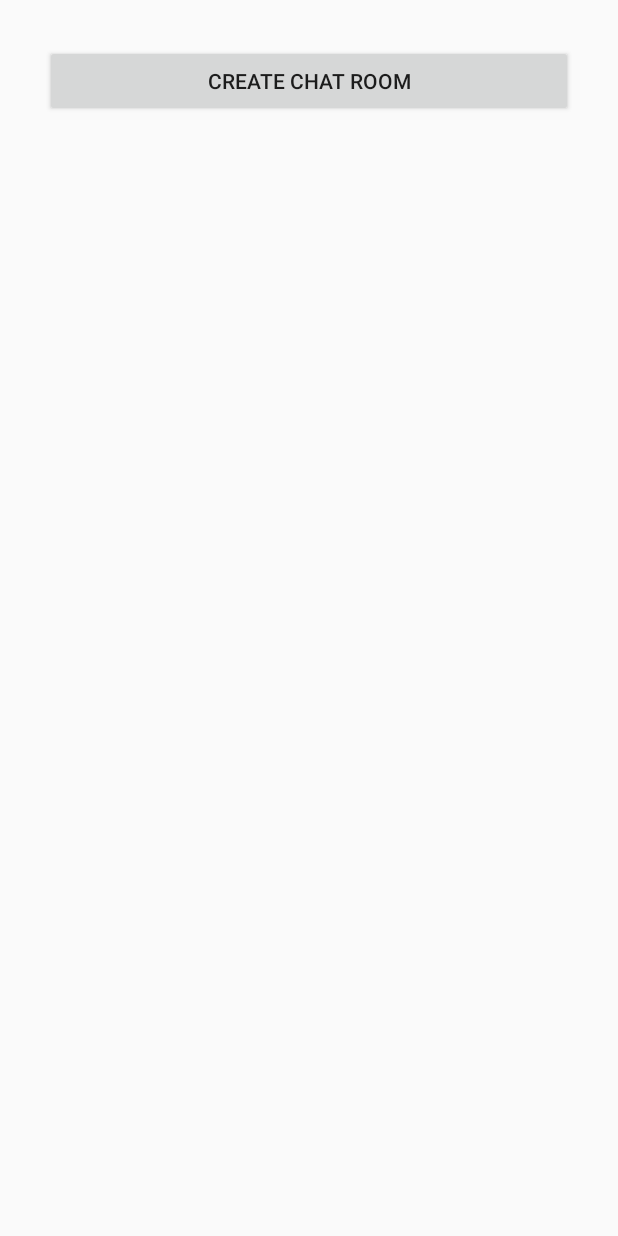
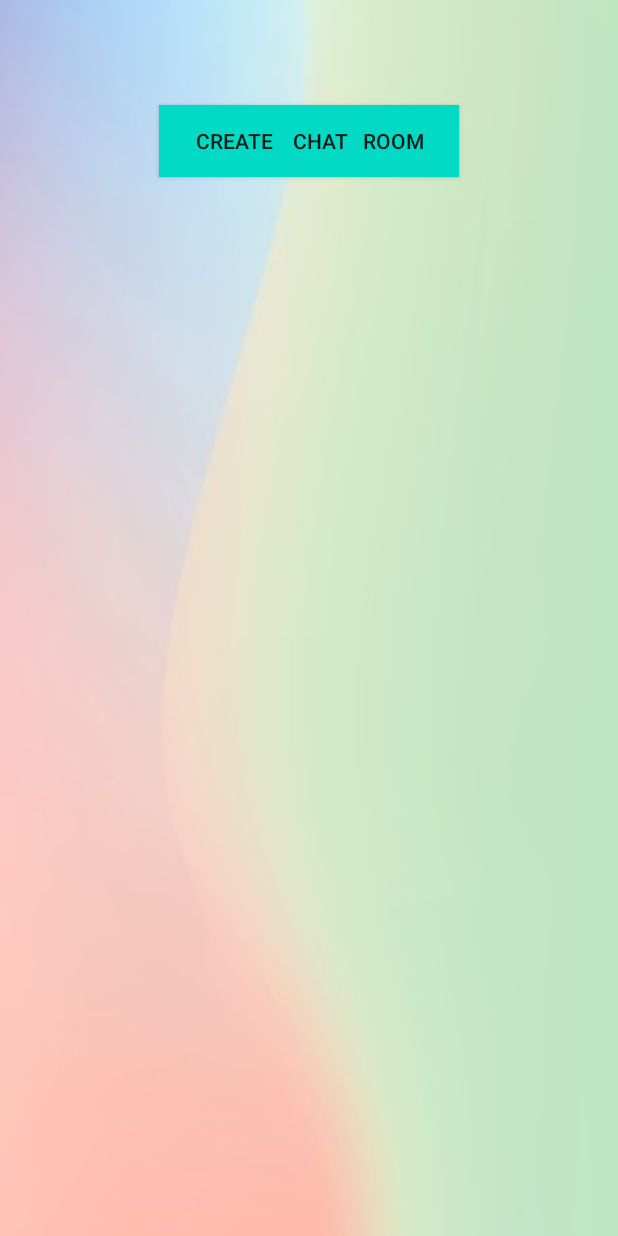
Before and after one commit to vatsalkhemani/Whatsapp, an Android app: the FindUserActivity screen opened directly, with no data from a screen before it, on a phone screen of 412 x 824 dp. Run offline under Robolectric (Android 15) with nearby library versions, the phone set to English and light mode, and no system bars; our stand-ins replace Firebase (no records; nobody signed in at launch, a user with empty details on screens opened directly); 1 statement that could not run was skipped.

Commit message:
UI/UX done for FindUserActivity

```diff
--- a/app/src/main/res/layout/activity_find_user.xml
+++ b/app/src/main/res/layout/activity_find_user.xml
@@ -5,17 +5,22 @@
     android:layout_width="match_parent"
     android:layout_height="match_parent"
     android:orientation="vertical"
-    android:padding="30dp"
+    android:background="@drawable/bg2"
+    android:padding="40dp"
     tools:context=".FindUserActivity">
 
     <Button
-        android:layout_width="match_parent"
+
+        android:layout_marginTop="30dp"
+        android:layout_width="200dp"
+        android:layout_gravity="center"
+        android:background="@color/colorAccent"
         android:layout_height="wrap_content"
-        android:text="Create Chat Room"
+        android:text="Create    Chat   Room"
         android:id="@+id/create"/>
 
     <androidx.recyclerview.widget.RecyclerView
-        android:layout_marginTop="20sp"
+        android:layout_marginTop="40sp"
         android:layout_width="match_parent"
         android:layout_height="wrap_content"
         android:id="@+id/userList"
```
Also changed, not shown: app/src/main/res/drawable/finduserbg.jpg (added).
